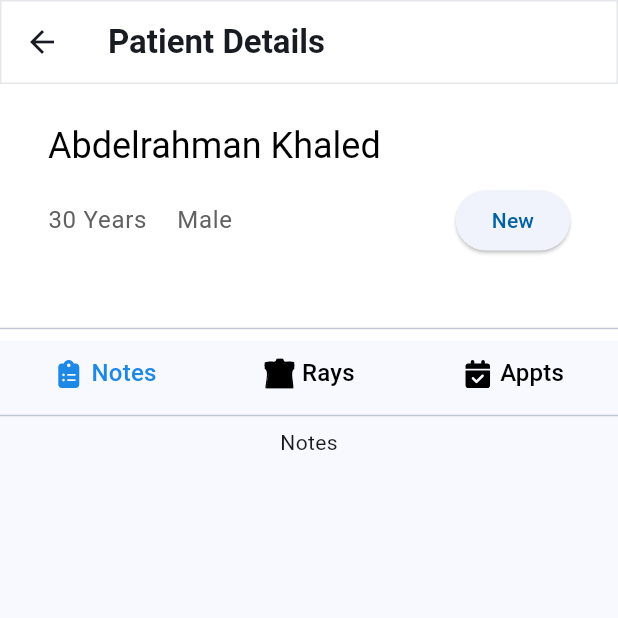
After one commit to Polymath000/InsightMed, a Flutter app: the PatientDetailsView screen opened by its route, on a phone screen of 412 x 824 dp, the top half of it. The commit adds this screen. Run offline on Flutter 3.47's test engine with Material 3 defaults, Android fonts, the phone set to English and light mode, and no system bars; our stand-ins replace bloc, dio, file_picker, flutter_bloc, flutter_screenutil, flutter_svg and 1 more; missing offline and left inert: drop_down_list; Roboto replaces fonts that are missing (Cairo).

Commit message:
Patient Details (Doctor Dashboard)

```diff
--- a/lib/core/helpers/on_generate_routes.dart
+++ b/lib/core/helpers/on_generate_routes.dart
@@ -5,6 +5,7 @@ import '../../features/auth/presentation/views/signup_Screen.dart';
 import '../../features/home/presentation/views/home_view.dart';
 import '../../features/main/presentation/views/main_view.dart';
 import '../../features/onboarding/presentation/views/onboarding_view.dart';
+import '../../features/patient_details.dart/presentation/view/patient_details_view.dart';
 import '../../features/patient_rays_ubmission/presentation/views/upload_medical_ray_view.dart';
 import '../utls/i_text.dart';
 
@@ -30,6 +31,9 @@ Route<dynamic> onGenerateRoute(final RouteSettings settings) =>
             UploadMedicalRayView.routeName => MaterialPageRoute(
         builder: (_) => const UploadMedicalRayView(),
       ),
+      PatientDetailsView.routeName => MaterialPageRoute(
+        builder: (_) => const PatientDetailsView(),
+      ),
 
       _ => MaterialPageRoute(
         builder: (_) =>
--- a/lib/core/utls/app_images.dart
+++ b/lib/core/utls/app_images.dart
@@ -1,6 +1,10 @@
 // ignore_for_file: prefer_single_quotes
 class Assets {
   Assets._();
+
+  /// Assets for assetsImagesAppts
+  /// assets/images/appts.svg
+  static const String assetsImagesAppts = "assets/images/appts.svg";
 
   /// Assets for assetsImagesCheckMark
   /// assets/images/CheckMark.svg
@@ -18,6 +22,10 @@ class Assets {
   /// assets/images/logo.png
   static const String assetsImagesLogo = "assets/images/logo.png";
 
+  /// Assets for assetsImagesNoteIcon
+  /// assets/images/noteIcon.svg
+  static const String assetsImagesNoteIcon = "assets/images/noteIcon.svg";
+
   /// Assets for assetsImagesOnboarding1
   /// assets/images/onboarding1.png
   static const String assetsImagesOnboarding1 = "assets/images/onboarding1.png";
@@ -29,4 +37,8 @@ class Assets {
   /// Assets for assetsImagesOnboarding3
   /// assets/images/onboarding3.png
   static const String assetsImagesOnboarding3 = "assets/images/onboarding3.png";
+
+  /// Assets for assetsImagesXRaysChestIcon
+  /// assets/images/X-rays_chest_icon.svg
+  static const String assetsImagesXRaysChestIcon = "assets/images/X-rays_chest_icon.svg";
 }
--- a/lib/core/utls/themes/app_colors.dart
+++ b/lib/core/utls/themes/app_colors.dart
@@ -96,4 +96,6 @@ sealed class AppColors {
   static const Color warning = Color(0xFFFFB300);
   static const Color info = Color(0xFF1E88E5);
   static const Color facebook = Color(0xFF0864ff);
+    static const Color lightRed = Color.fromARGB(255, 231, 106, 106);
+
 }
--- a/lib/features/auth/presentation/views/login_view.dart
+++ b/lib/features/auth/presentation/views/login_view.dart
@@ -1,4 +1,5 @@
 import 'package:flutter/material.dart';
+import '../../../patient_details.dart/presentation/view/patient_details_view.dart';
 import 'widgets/donnot_have_an_account.dart';
 import 'widgets/container.dart';
 import 'widgets/login_form.dart';
@@ -26,6 +27,9 @@ class LoginScreen extends StatelessWidget {
             const SocialAuth(),
             SizedBox(height: MediaQuery.of(context).size.height / 50),
              DonnotHaveAnAccount(),
+             TextButton(onPressed: (){
+              Navigator.pushNamed(context, PatientDetailsView.routeName);
+             }, child: Text('Go To Patient View')),
           ],
         ),
       ),
--- /dev/null
+++ b/lib/features/patient_details.dart/presentation/view/patient_details_view.dart
@@ -0,0 +1,29 @@
+import 'package:flutter/material.dart';
+
+import '../../../../core/utls/themes/app_colors.dart';
+import '../../../../core/utls/themes/app_text_style.dart';
+import 'widgets/patient_details_view_body.dart';
+
+class PatientDetailsView extends StatelessWidget {
+  const PatientDetailsView({super.key});
+  static const String routeName = 'patientDetails';
+  @override
+  Widget build(final BuildContext context) =>  Scaffold(
+    appBar: AppBar(
+                  shape: const RoundedRectangleBorder(
+              side: BorderSide(color: Color(0xFFE5E7EB)),
+            ),
+        backgroundColor: AppColors.white,
+        shadowColor: AppColors.black,
+        surfaceTintColor: AppColors.grey,
+      title:  Text('Patient Details',
+                 style: AppTextStyles.titleLarge?.copyWith(
+            fontWeight: FontWeight.w600,
+          ),
+      ),
+    ),
+    body: const SingleChildScrollView(
+      child: PatientDetailsViewBody()
+      ),
+  );
+}
--- /dev/null
+++ b/lib/features/patient_details.dart/presentation/view/widgets/appts_view.dart
@@ -0,0 +1,11 @@
+import 'package:flutter/material.dart';
+
+class ApptsView extends StatelessWidget {
+  const ApptsView({super.key});
+
+  @override
+  Widget build(BuildContext context) {
+    return
+       Center(child: Text('Appts'));
+       }
+}
--- /dev/null
+++ b/lib/features/patient_details.dart/presentation/view/widgets/dropdown_menu.dart
@@ -0,0 +1,57 @@
+import 'package:drop_down_list/drop_down_list.dart';
+import 'package:drop_down_list/model/selected_list_item.dart';
+import 'package:flutter/material.dart';
+
+import '../../../../../core/utls/themes/app_colors.dart';
+
+class CustomDropdownMenu extends StatefulWidget {
+  const CustomDropdownMenu({super.key});
+
+  @override
+  State<CustomDropdownMenu> createState() => _CustomDropdownMenuState();
+}
+
+class _CustomDropdownMenuState extends State<CustomDropdownMenu> {
+
+  late String _selectedItem;
+
+  final Map<String, Color> itemColors = {
+    'New': Colors.green,
+    'Follow-up': Colors.orange,
+    'Critical': Colors.red,
+    'Regular': Colors.blue,
+  };
+@override
+  void initState() {
+    _selectedItem = 'New';
+    super.initState();
+  }
+
+  @override
+  Widget build(BuildContext context) => ElevatedButton(
+    onPressed: () {
+      DropDownState<String>(
+        dropDown: DropDown<String>(
+          data: <SelectedListItem<String>>[
+            SelectedListItem<String>(data: 'New'),
+            SelectedListItem<String>(data: 'Follow-up'),
+            SelectedListItem<String>(data: 'Critical'),
+            SelectedListItem<String>(data: 'Regular'),
+          ],
+
+          onSelected: (final selectedItems) {
+            List<String> list = [];
+            for (var item in selectedItems) {
+              list.add(item.data);
+            }
+            setState(() {
+              String temp = list.toString().substring(1);
+              _selectedItem = temp.substring(0, temp.length-1);
+            });
+          },
+        ),
+      ).showModal(context);
+    },
+    child: Text(_selectedItem),
+  );
+}
--- /dev/null
+++ b/lib/features/patient_details.dart/presentation/view/widgets/gesture_container.dart
@@ -0,0 +1,58 @@
+import 'package:flutter/material.dart';
+import 'package:flutter_svg/flutter_svg.dart';
+import '../../../../../core/utls/themes/app_colors.dart';
+import '../../../../../core/utls/themes/app_text_style.dart';
+
+class GestureContainer extends StatefulWidget {
+  GestureContainer({
+    super.key,
+    required this.index,
+    required this.bIndex,
+    required this.image,
+    required this.title,
+    required this.onSelected
+  });
+  int index;
+  int bIndex;
+  String image;
+  String title;
+  final ValueChanged<int> onSelected;
+  @override
+  State<GestureContainer> createState() => _GestureContainerState();
+}
+
+class _GestureContainerState extends State<GestureContainer> {
+  @override
+  Widget build(BuildContext context) => GestureDetector(
+
+    onTap: () {
+      setState(() {
+        widget.index = widget.bIndex;
+      });
+      widget.onSelected(widget.bIndex);
+    },
+    child: Row(
+      children: [
+        Container(
+          width: 20,
+          height: 20,
+          child: SvgPicture.asset(
+            widget.image,
+            color: widget.index == widget.bIndex
+                ? AppColors.info
+                : AppColors.black,
+          ),
+        ),
+        const SizedBox(width: 5),
+        Text(
+          widget.title,
+          style: AppTextStyles.titleMedium!.copyWith(
+            color: widget.index == widget.bIndex
+                ? AppColors.info
+                : AppColors.black,
+          ),
+        ),
+      ],
+    ),
+  );
+}
--- /dev/null
+++ b/lib/features/patient_details.dart/presentation/view/widgets/notes_view.dart
@@ -0,0 +1,10 @@
+import 'package:flutter/material.dart';
+
+class NotesView extends StatelessWidget {
+  const NotesView({super.key});
+
+  @override
+  Widget build(BuildContext context) {
+    return Center(child: Text('Notes'));
+  }
+}
--- /dev/null
+++ b/lib/features/patient_details.dart/presentation/view/widgets/patient_details_view_body.dart
@@ -0,0 +1,32 @@
+import 'package:flutter/material.dart';
+
+import '../../../../../core/utls/themes/app_colors.dart';
+import 'patient_tabs_view.dart';
+import 'personal_patient_details.dart';
+
+class PatientDetailsViewBody extends StatelessWidget {
+  const PatientDetailsViewBody({super.key});
+
+  @override
+  Widget build(final BuildContext context) => Container(
+
+    child: Column(
+      children: [
+        Container(
+              color: AppColors.white,
+
+          child: const Column(
+            children: [
+              PersonalPatientDetails(),
+              Divider(),
+            ],
+          ),
+        ),
+        const Padding(
+          padding: EdgeInsets.symmetric(vertical: 10),
+          child: PatientTabsView(),
+        ),
+      ],
+    ),
+  );
+}
--- /dev/null
+++ b/lib/features/patient_details.dart/presentation/view/widgets/patient_tabs_view.dart
@@ -0,0 +1,64 @@
+import 'package:flutter/material.dart';
+import '../../../../../core/utls/app_images.dart';
+import 'gesture_container.dart';
+import 'patient_tabs_view_body.dart';
+
+class PatientTabsView extends StatefulWidget {
+  const PatientTabsView({super.key});
+
+  @override
+  State<PatientTabsView> createState() => _PatientTabsViewState();
+}
+
+class _PatientTabsViewState extends State<PatientTabsView> {
+  int index = 0;
+  @override
+  Widget build(final BuildContext context) => Column(
+    children: [
+      Container(
+        padding: const EdgeInsets.only(bottom: 8),
+        child: Row(
+          mainAxisAlignment: MainAxisAlignment.spaceAround,
+          children: [
+            GestureContainer(
+              index: index,
+              bIndex: 0,
+              image: Assets.assetsImagesNoteIcon,
+              title: 'Notes',
+              onSelected: (int value) {
+                setState(() {
+                  index = value;
+                });
+              },
+            ),
+            GestureContainer(
+              index: index,
+              bIndex: 1,
+              image: Assets.assetsImagesXRaysChestIcon,
+              title: 'Rays',
+              onSelected: (int value) {
+                setState(() {
+                  index = value;
+                });
+              },
+            ),
+            GestureContainer(
+              index: index,
+              bIndex: 2,
+              image: Assets.assetsImagesAppts,
+              title: 'Appts',
+              onSelected: (int value) {
+                setState(() {
+                  index = value;
+                });
+              },
+            ),
+          ],
+        ),
+      ),
+      Divider(),
+
+      PatientTabsViewBody(index: index),
+    ],
+  );
+}
--- /dev/null
+++ b/lib/features/patient_details.dart/presentation/view/widgets/patient_tabs_view_body.dart
@@ -0,0 +1,11 @@
+import 'package:flutter/material.dart';
+import 'appts_view.dart';
+import 'notes_view.dart';
+import 'rays_view.dart';
+
+class PatientTabsViewBody extends StatelessWidget {
+  const PatientTabsViewBody({super.key, required this.index});
+  final int index;
+  @override
+  Widget build(final BuildContext context) => [const NotesView(),const RaysView(), const ApptsView() ][index];
+}
--- /dev/null
+++ b/lib/features/patient_details.dart/presentation/view/widgets/personal_patient_details.dart
@@ -0,0 +1,57 @@
+import 'package:flutter/material.dart';
+import '../../../../../core/utls/themes/app_text_style.dart';
+import 'dropdown_menu.dart';
+
+class PersonalPatientDetails extends StatelessWidget {
+  const PersonalPatientDetails({
+    super.key,
+  });
+
+  @override
+  Widget build(final BuildContext context) => Padding(
+      padding: EdgeInsets.only(top: 25, left: 32, right: 32, bottom: 20),
+      child: Column(
+        mainAxisAlignment: MainAxisAlignment.start,
+        children: [
+          Align(
+            alignment: Alignment.centerLeft,
+            child: Text(
+              'Abdelrahman Khaled',
+              style: AppTextStyles.headlineSmall?.copyWith(
+                fontWeight: FontWeight.w400,
+                color: Colors.black,
+              ),
+            ),
+          ),
+          const SizedBox(height: 10),
+          Row(
+            mainAxisAlignment: MainAxisAlignment.spaceBetween,
+            children: [
+              Row(
+                children: [
+                  Text(
+                    '30 Years',
+                    style: AppTextStyles.bodyLarge?.copyWith(
+                      fontWeight: FontWeight.w400,
+                      color: Colors.grey[700],
+                    ),
+                  ),
+                  const SizedBox(width: 20),
+
+                  Text(
+                    'Male',
+                    style: AppTextStyles.bodyLarge?.copyWith(
+                      fontWeight: FontWeight.w400,
+                      color: Colors.grey[700],
+                    ),
+                  ),
+                ],
+              ),
+              const CustomDropdownMenu(),
+            ],
+          ),
+          const SizedBox(height: 20),
+        ],
+      ),
+    );
+}
--- /dev/null
+++ b/lib/features/patient_details.dart/presentation/view/widgets/rays_view.dart
@@ -0,0 +1,10 @@
+import 'package:flutter/material.dart';
+
+class RaysView extends StatelessWidget {
+  const RaysView({super.key});
+
+  @override
+  Widget build(BuildContext context) {
+    return Center(child: Text('Rays'));
+    }
+}
--- a/pubspec.yaml
+++ b/pubspec.yaml
@@ -10,6 +10,7 @@ environment:
 dependencies:
   cupertino_icons: ^1.0.8
   dio: ^5.8.0+1
+  drop_down_list: ^2.0.0
   file_picker: ^10.2.0
   flutter:
     sdk: flutter
```
Also changed, not shown: assets/images/X-rays_chest_icon.svg (added), assets/images/appts.svg (added), assets/images/noteIcon.svg (added), pubspec.lock, 5 other files.
